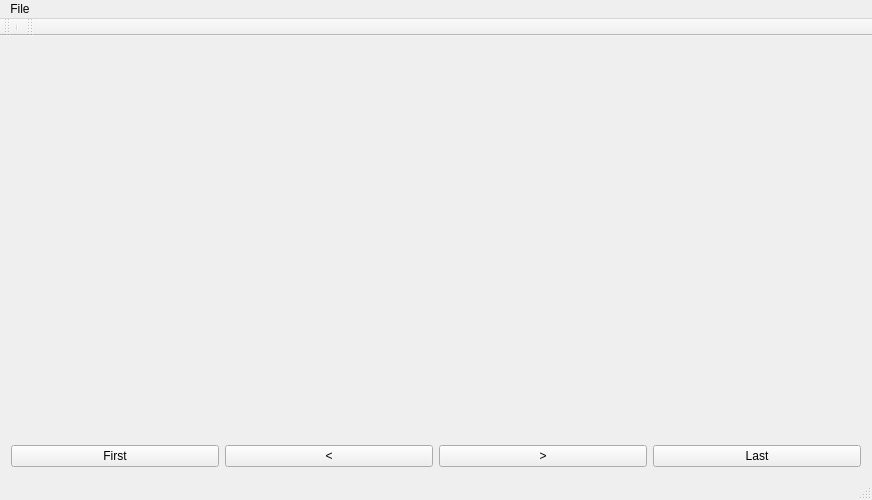
Above: ComicBookReader/mainwindow.ui from AntoineXCC/CBR_IN204 before the change. Below: the same form after it.
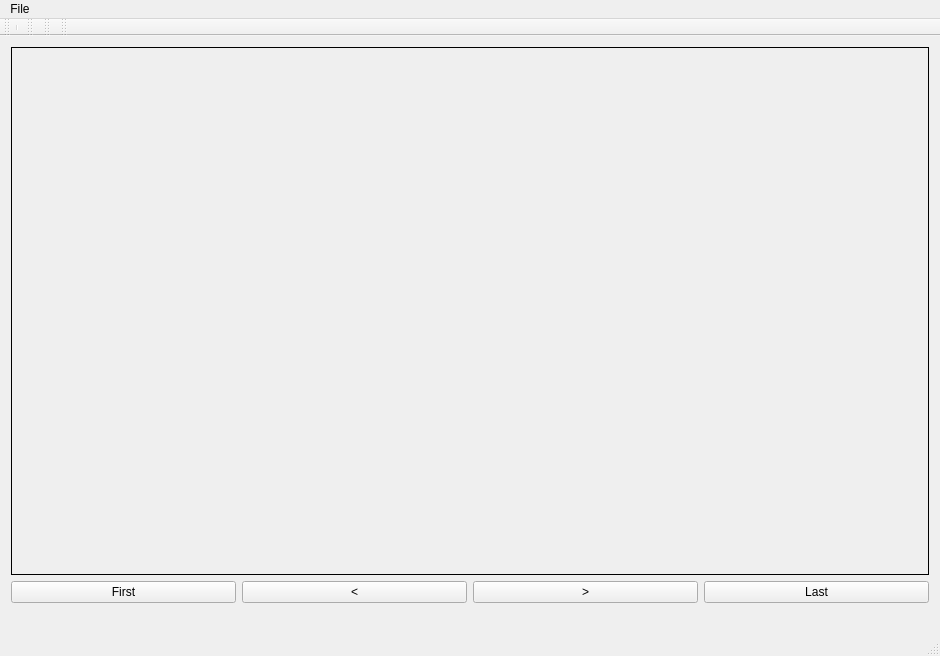
That is the form after the change.

Commit message: Possibilité d'ouvrir un dossier contenant des images .jpg et .bmp. Navigation possible entre les pages (précédent, suivant, début, fin) avec gestion des erreurs si début ou fin. Affichage du numéro de la page sur le total à l'écran.

What changed in the file:
```diff
--- a/ComicBookReader/mainwindow.ui
+++ b/ComicBookReader/mainwindow.ui
@@ -2,18 +2,27 @@
 <ui version="4.0">
  <class>MainWindow</class>
  <widget class="QMainWindow" name="MainWindow">
+  <property name="enabled">
+   <bool>true</bool>
+  </property>
   <property name="geometry">
    <rect>
     <x>0</x>
     <y>0</y>
-    <width>872</width>
-    <height>500</height>
+    <width>940</width>
+    <height>656</height>
    </rect>
   </property>
   <property name="windowTitle">
    <string>MainWindow</string>
   </property>
   <widget class="QWidget" name="centralWidget">
+   <property name="sizePolicy">
+    <sizepolicy hsizetype="Preferred" vsizetype="Preferred">
+     <horstretch>0</horstretch>
+     <verstretch>0</verstretch>
+    </sizepolicy>
+   </property>
    <property name="minimumSize">
     <size>
      <width>0</width>
@@ -22,10 +31,22 @@
    </property>
    <layout class="QVBoxLayout" name="verticalLayout">
     <item>
-     <widget class="QLabel" name="label">
+     <widget class="QLabel" name="screen">
+      <property name="sizePolicy">
+       <sizepolicy hsizetype="MinimumExpanding" vsizetype="MinimumExpanding">
+        <horstretch>0</horstretch>
+        <verstretch>0</verstretch>
+       </sizepolicy>
+      </property>
+      <property name="frameShape">
+       <enum>QFrame::Box</enum>
+      </property>
       <property name="text">
        <string/>
       </property>
+      <property name="alignment">
+       <set>Qt::AlignCenter</set>
+      </property>
      </widget>
     </item>
     <item>
@@ -99,6 +120,16 @@
       </item>
      </layout>
     </item>
+    <item>
+     <widget class="QLabel" name="pageDisplay">
+      <property name="text">
+       <string/>
+      </property>
+      <property name="alignment">
+       <set>Qt::AlignCenter</set>
+      </property>
+     </widget>
+    </item>
    </layout>
   </widget>
   <widget class="QMenuBar" name="menuBar">
@@ -106,7 +137,7 @@
     <rect>
      <x>0</x>
      <y>0</y>
-     <width>872</width>
+     <width>940</width>
      <height>20</height>
     </rect>
    </property>
@@ -148,6 +179,28 @@
     <bool>false</bool>
    </attribute>
   </widget>
+  <widget class="QToolBar" name="toolBar_2">
+   <property name="windowTitle">
+    <string>toolBar_2</string>
+   </property>
+   <attribute name="toolBarArea">
+    <enum>TopToolBarArea</enum>
+   </attribute>
+   <attribute name="toolBarBreak">
+    <bool>false</bool>
+   </attribute>
+  </widget>
+  <widget class="QToolBar" name="toolBar_3">
+   <property name="windowTitle">
+    <string>toolBar_3</string>
+   </property>
+   <attribute name="toolBarArea">
+    <enum>TopToolBarArea</enum>
+   </attribute>
+   <attribute name="toolBarBreak">
+    <bool>false</bool>
+   </attribute>
+  </widget>
   <action name="actionOpen">
    <property name="text">
     <string>Open</string>
```
Left out of the diff: 3 changed lines with no effect on the pictures. The commit also changes 6 other files.
